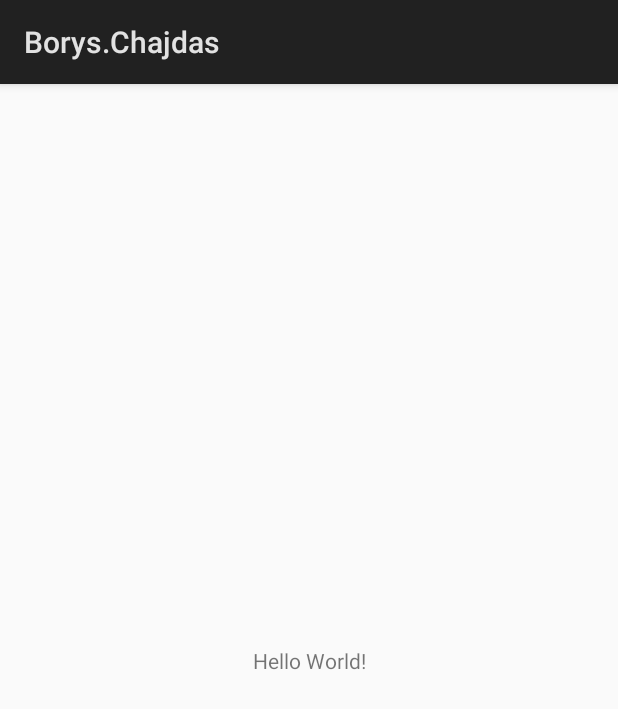
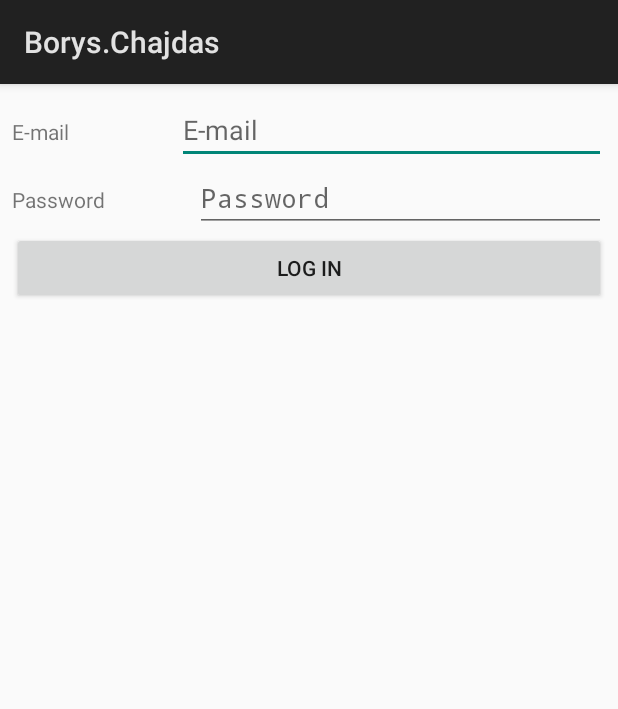
Before and after one commit to VEndymionV/Pat2019_Borys_Chajdas, an Android app: the screen it shows after launch (MainActivity before the commit, LoginActivity after it), on a phone screen of 412 x 824 dp. Shown: the top 709 px of the screen. Run offline under Robolectric (Android 15) with nearby library versions, the phone set to English and light mode, and no system bars.

```diff
--- /dev/null
+++ b/app/src/main/java/com/example/borys/boryschajdas/Config.java
@@ -0,0 +1,5 @@
+package com.example.borys.boryschajdas;
+
+public class Config {
+
+}
--- a/app/src/main/java/com/example/borys/boryschajdas/SplashScreenActivity.java
+++ b/app/src/main/java/com/example/borys/boryschajdas/SplashScreenActivity.java
@@ -2,17 +2,27 @@ package com.example.borys.boryschajdas;
 
 import android.app.Activity;
 import android.content.Intent;
+import android.content.SharedPreferences;
 import android.os.Bundle;
 import android.os.Handler;
 
 public class SplashScreenActivity extends Activity {
 
+    private SharedPreferences sharedPreferences;
+
     private final static long SPLASH_SCREEN_DURATION = 5000L; // 5 seconds
 
-    private Handler mainActivityHandler;
+    private Handler loginActivityHandler;
 
-    private void finishSplashScreen(){
-        // Run MainActivity
+    private void startLoginActivity(){
+        // Run LoginActivity
+        startActivity(new Intent(this, LoginActivity.class));
+        // Finish this activity
+        finish();
+    }
+
+    private void startMainActivity(){
+        // Run LoginActivity
         startActivity(new Intent(this, MainActivity.class));
         // Finish this activity
         finish();
@@ -21,20 +31,27 @@ public class SplashScreenActivity extends Activity {
     @Override
     public void onBackPressed() {
         // Stop the MainActivity launch
-        mainActivityHandler.removeCallbacksAndMessages(null);
+        loginActivityHandler.removeCallbacksAndMessages(null);
     }
 
     @Override
     protected void onCreate(Bundle savedInstanceState) {
         super.onCreate(savedInstanceState);
         setContentView(R.layout.activity_splash_screen);
-        // Wait x seconds then run finishSplashScreen() method
-        mainActivityHandler = new Handler();
-        mainActivityHandler.postDelayed(new Runnable() {
-            @Override
-            public void run() {
-                finishSplashScreen();
-            }
-        }, SPLASH_SCREEN_DURATION);
+
+        sharedPreferences = getSharedPreferences("User", MODE_PRIVATE);
+
+        if (sharedPreferences.contains("email")) {
+            startMainActivity();
+        } else {
+            // Wait x seconds then run startLoginActivity() method
+            loginActivityHandler = new Handler();
+            loginActivityHandler.postDelayed(new Runnable() {
+                @Override
+                public void run() {
+                    startLoginActivity();
+                }
+            }, SPLASH_SCREEN_DURATION);
+        }
     }
 }
--- /dev/null
+++ b/app/src/main/res/layout/activity_login.xml
@@ -0,0 +1,90 @@
+<?xml version="1.0" encoding="utf-8"?>
+<android.support.constraint.ConstraintLayout xmlns:android="http://schemas.android.com/apk/res/android"
+    xmlns:app="http://schemas.android.com/apk/res-auto"
+    xmlns:tools="http://schemas.android.com/tools"
+    android:id="@+id/mainLayout"
+    android:layout_width="match_parent"
+    android:layout_height="match_parent"
+    tools:context=".LoginActivity">
+
+    <LinearLayout
+        android:id="@+id/linearLayout"
+        android:layout_width="0dp"
+        android:layout_height="0dp"
+        android:layout_marginStart="8dp"
+        android:layout_marginTop="8dp"
+        android:layout_marginEnd="8dp"
+        android:layout_marginBottom="8dp"
+        android:orientation="vertical"
+        app:layout_constraintBottom_toBottomOf="parent"
+        app:layout_constraintEnd_toEndOf="parent"
+        app:layout_constraintStart_toStartOf="parent"
+        app:layout_constraintTop_toTopOf="parent">
+
+        <TextView
+            android:id="@+id/email_validation_label"
+            android:layout_width="match_parent"
+            android:layout_height="wrap_content"
+            android:text="Niepoprawny adres e-mail!"
+            android:visibility="gone" />
+
+        <LinearLayout
+            android:layout_width="match_parent"
+            android:layout_height="wrap_content"
+            android:orientation="horizontal">
+
+            <TextView
+                android:id="@+id/textView2"
+                android:layout_width="wrap_content"
+                android:layout_height="wrap_content"
+                android:layout_weight="1"
+                android:text="E-mail" />
+
+            <EditText
+                android:id="@+id/email_input"
+                android:layout_width="wrap_content"
+                android:layout_height="wrap_content"
+                android:layout_weight="1"
+                android:ems="10"
+                android:hint="E-mail"
+                android:inputType="textEmailAddress" />
+
+        </LinearLayout>
+
+        <TextView
+            android:id="@+id/password_validation_label"
+            android:layout_width="match_parent"
+            android:layout_height="wrap_content"
+            android:text="Niepoprawne hasło!"
+            android:visibility="gone" />
+
+        <LinearLayout
+            android:layout_width="match_parent"
+            android:layout_height="wrap_content"
+            android:orientation="horizontal">
+
+            <TextView
+                android:id="@+id/textView"
+                android:layout_width="wrap_content"
+                android:layout_height="wrap_content"
+                android:layout_weight="1"
+                android:text="Password" />
+
+            <EditText
+                android:id="@+id/password_input"
+                android:layout_width="wrap_content"
+                android:layout_height="wrap_content"
+                android:layout_weight="1"
+                android:ems="10"
+                android:hint="Password"
+                android:inputType="textPassword" />
+        </LinearLayout>
+
+        <Button
+            android:id="@+id/button"
+            android:layout_width="match_parent"
+            android:layout_height="wrap_content"
+            android:onClick="startMainActivity"
+            android:text="Log in" />
+    </LinearLayout>
+</android.support.constraint.ConstraintLayout>
--- a/app/src/main/res/values/colors.xml
+++ b/app/src/main/res/values/colors.xml
@@ -1,6 +1,6 @@
 <?xml version="1.0" encoding="utf-8"?>
 <resources>
     <color name="colorPrimary">#008577</color>
-    <color name="colorPrimaryDark">#00574B</color>
+    <color name="colorPrimaryDark">#00574b</color>
     <color name="colorAccent">#D81B60</color>
 </resources>
```
Also changed, not shown: app/src/main/AndroidManifest.xml (+5 -3 lines), app/src/main/java/com/example/borys/boryschajdas/LoginActivity.java (added, +80 -0 lines), app/src/main/java/com/example/borys/boryschajdas/MainActivity.java (+19 -0 lines), app/src/main/res/layout/activity_main.xml (+26 -6 lines).
